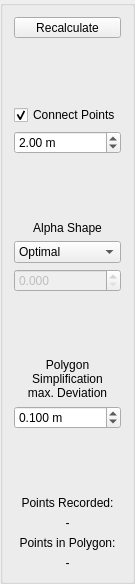
Above: src/gui/FieldsOptimitionToolbar.ui from eringerli/QtOpenGuidance before the change. Below: the same form after it.
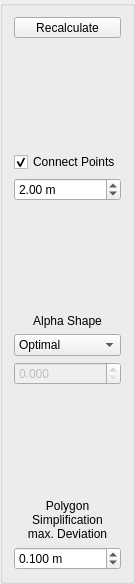
That is the form after the change. Icons and pictures are not drawn.

Commit message: removed the labels for the statistical data in FieldsOptimitionToolbar

The edit to the form file:
```diff
--- a/src/gui/FieldsOptimitionToolbar.ui
+++ b/src/gui/FieldsOptimitionToolbar.ui
@@ -6,7 +6,7 @@
    <rect>
     <x>0</x>
     <y>0</y>
-    <width>126</width>
+    <width>131</width>
     <height>584</height>
    </rect>
   </property>
@@ -206,59 +206,6 @@
      </property>
     </widget>
    </item>
-   <item>
-    <spacer name="verticalSpacer_4">
-     <property name="orientation">
-      <enum>Qt::Vertical</enum>
-     </property>
-     <property name="sizeHint" stdset="0">
-      <size>
-       <width>20</width>
-       <height>48</height>
-      </size>
-     </property>
-    </spacer>
-   </item>
-   <item>
-    <widget class="QLabel" name="label_3">
-     <property name="text">
-      <string>Points Recorded:</string>
-     </property>
-     <property name="alignment">
-      <set>Qt::AlignCenter</set>
-     </property>
-    </widget>
-   </item>
-   <item>
-    <widget class="QLabel" name="lbPointsRecorded">
-     <property name="text">
-      <string>-</string>
-     </property>
-     <property name="alignment">
-      <set>Qt::AlignCenter</set>
-     </property>
-    </widget>
-   </item>
-   <item>
-    <widget class="QLabel" name="label_4">
-     <property name="text">
-      <string>Points in Polygon:</string>
-     </property>
-     <property name="alignment">
-      <set>Qt::AlignCenter</set>
-     </property>
-    </widget>
-   </item>
-   <item>
-    <widget class="QLabel" name="lbPointsInPolygon">
-     <property name="text">
-      <string>-</string>
-     </property>
-     <property name="alignment">
-      <set>Qt::AlignCenter</set>
-     </property>
-    </widget>
-   </item>
   </layout>
  </widget>
  <resources/>
```
The commit also changes 2 other files.
